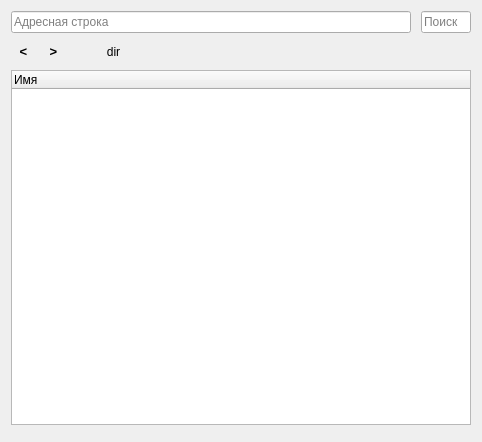
Before: the Qt Designer form untitled.ui in DmitriyVarenikov/FolderManager, drawn with Qt 5.
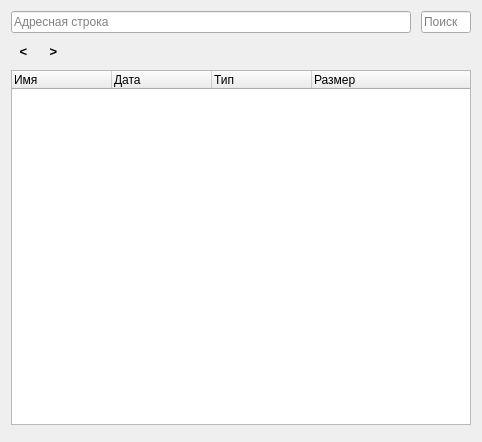
After: the same form once the commit is applied. Icons and pictures are not drawn.

The edit to the form file:
```diff
--- a/untitled.ui
+++ b/untitled.ui
@@ -219,7 +219,22 @@
          </size>
         </property>
         <property name="text">
-         <string>dir</string>
+         <string/>
+        </property>
+        <property name="icon">
+         <iconset resource="res.qrc">
+          <normaloff>:/icons/icons/rotate-cw.svg</normaloff>:/icons/icons/rotate-cw.svg</iconset>
+        </property>
+       </widget>
+      </item>
+      <item>
+       <widget class="QPushButton" name="pushButton">
+        <property name="text">
+         <string/>
+        </property>
+        <property name="icon">
+         <iconset resource="res.qrc">
+          <normaloff>:/icons/icons/eye.svg</normaloff>:/icons/icons/eye.svg</iconset>
         </property>
        </widget>
       </item>
@@ -264,6 +279,21 @@
           <string>Имя</string>
          </property>
         </column>
+        <column>
+         <property name="text">
+          <string>Дата</string>
+         </property>
+        </column>
+        <column>
+         <property name="text">
+          <string>Тип</string>
+         </property>
+        </column>
+        <column>
+         <property name="text">
+          <string>Размер</string>
+         </property>
+        </column>
        </widget>
       </item>
      </layout>
```
Left out of the diff: 2 changed lines with no effect on the pictures.
